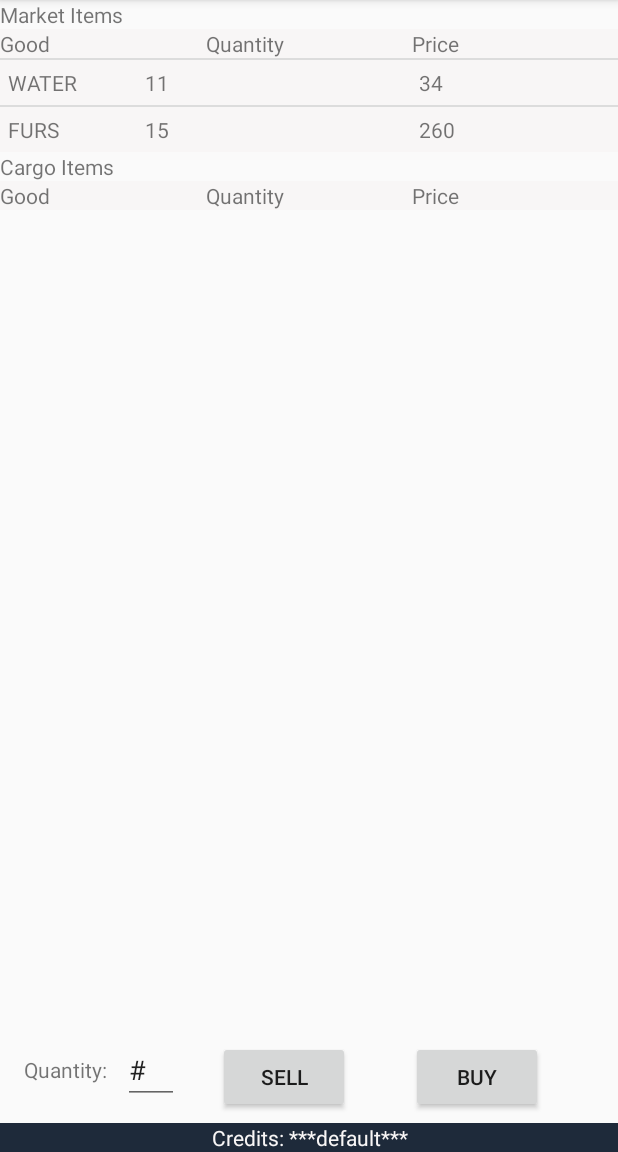
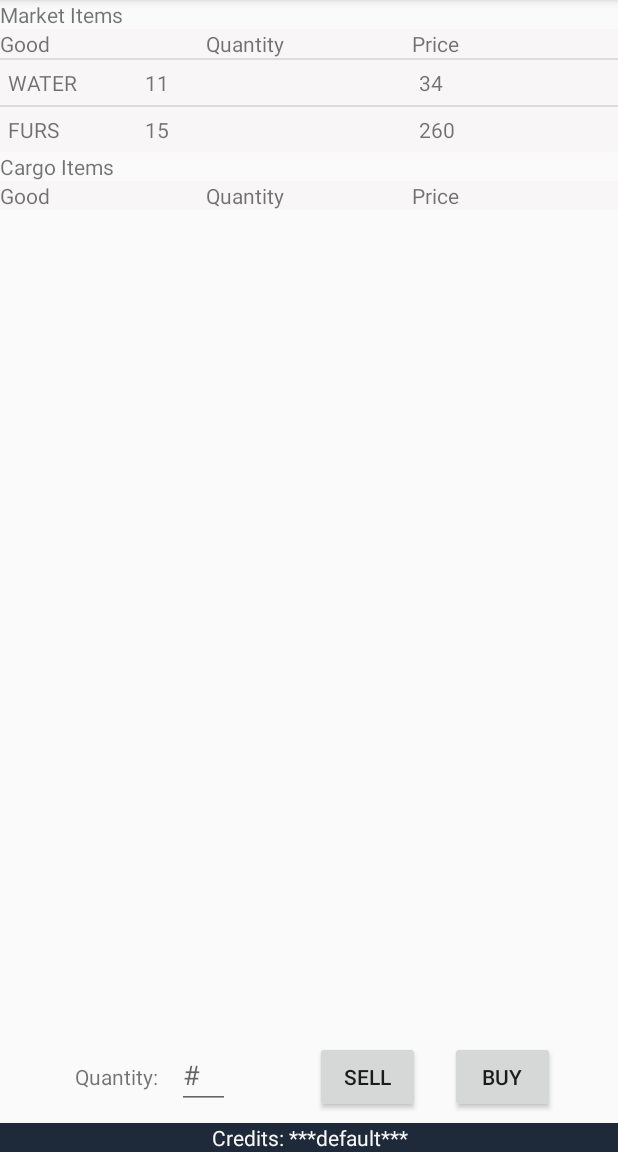
Before and after one commit to LaurenWhite/SpaceTrader, an Android app: the MarketActivity screen opened directly, with no data from a screen before it, on a phone screen of 412 x 824 dp, the part 84-1236 px from its top. Run offline under Robolectric (Android 15) with nearby library versions, the light colour scheme and no system bars; 3 statements that could not run were skipped.

Commit message:
quantity input phone compatibility  & small UI changes

```diff
--- a/app/src/main/java/edu/gatech/macpack/spacetrader/views/MarketActivity.java
+++ b/app/src/main/java/edu/gatech/macpack/spacetrader/views/MarketActivity.java
@@ -70,7 +70,7 @@ public class MarketActivity extends AppCompatActivity {
         tvCredits.setText("Credits: " + game.getPlayer().getCredits());
         btnBuy = findViewById(R.id.btnBuy);
         btnSell = findViewById(R.id.btnSell);
-        quantityEditText = findViewById(R.id.quantity);
+        quantityEditText = findViewById(R.id.quantityInput);
 
     }
 
--- a/app/src/main/res/layout/activity_market.xml
+++ b/app/src/main/res/layout/activity_market.xml
@@ -49,47 +49,58 @@
 
         <Button
             android:id="@+id/btnBuy"
-            android:layout_width="wrap_content"
+            android:layout_width="70dp"
             android:layout_height="wrap_content"
-            android:layout_alignTop="@+id/btnSell"
+            android:layout_alignParentBottom="true"
+            android:layout_alignParentEnd="true"
+            android:layout_marginBottom="26dp"
+            android:layout_marginEnd="42dp"
+            android:onClick="buyButtonClicked"
+            android:text="@string/buy_btn_name"
             android:layout_alignParentRight="true"
-            android:layout_marginRight="50dp"
-            android:onClick="buyButtonClicked"
-            android:text="@string/buy_btn_name" />
+            android:layout_marginRight="42dp" />
 
         <Button
             android:id="@+id/btnSell"
-            android:layout_width="wrap_content"
+            android:layout_width="70dp"
             android:layout_height="wrap_content"
-            android:layout_alignParentStart="true"
-            android:layout_alignParentLeft="true"
-            android:layout_alignParentBottom="true"
-            android:layout_marginLeft="145dp"
+            android:layout_alignTop="@+id/btnBuy"
             android:layout_marginBottom="26dp"
+            android:layout_marginLeft="20dp"
+            android:layout_marginRight="20dp"
+            android:layout_toRightOf="@+id/quantityInput"
+            android:layout_toStartOf="@+id/btnBuy"
             android:onClick="sellButtonClicked"
-            android:text="@string/sell_btn_text" />
+            android:text="@string/sell_btn_text"
+            android:layout_toLeftOf="@+id/btnBuy" />
 
 
         <TextView
             android:id="@+id/quantity_label"
             android:layout_width="wrap_content"
             android:layout_height="wrap_content"
-            android:layout_alignParentBottom="true"
-            android:layout_marginBottom="45dp"
-            android:layout_marginStart="16dp"
-            android:layout_marginLeft="45dp"
-            android:layout_marginTop="610dp"
-            android:text="Quantity:" />
+            android:layout_alignBaseline="@+id/btnBuy"
+            android:layout_alignParentStart="true"
+            android:layout_alignTop="@+id/tvCredit"
+            android:layout_marginBottom="30dp"
+            android:layout_marginLeft="100dp"
+            android:layout_marginStart="50dp"
+            android:text="Quantity:"
+            android:layout_alignParentLeft="true"
+            tools:ignore="UnknownId" />
 
         <EditText
-            android:id="@+id/quantity"
-            android:layout_width="37dp"
+            android:id="@+id/quantityInput"
+            android:layout_width="wrap_content"
             android:layout_height="wrap_content"
-            android:layout_alignParentBottom="true"
-            android:layout_marginLeft="82dp"
-            android:layout_marginTop="640dp"
-            android:layout_marginBottom="32dp"
-            android:text="#" />
+            android:layout_alignParentStart="true"
+            android:layout_alignTop="@+id/btnBuy"
+            android:layout_marginLeft="10dp"
+            android:layout_marginStart="118dp"
+            android:layout_toRightOf="@+id/quantity_label"
+            android:hint="#"
+            android:paddingRight="20dp"
+            android:layout_alignParentLeft="true" />
 
     </RelativeLayout>
 
```
